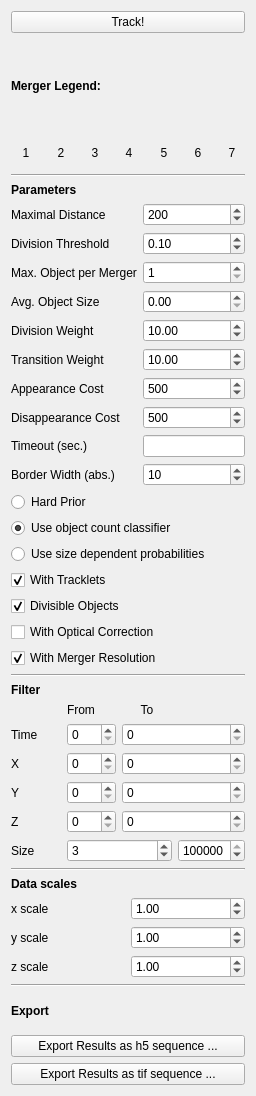
Above: ilastik/applets/tracking/conservation/drawer.ui from ilastik/ilastik before the change. Below: the same form after it.
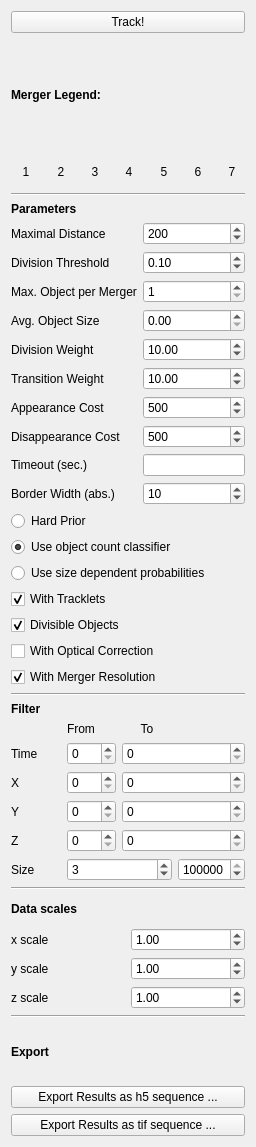
That is the form after the change.

```diff
--- a/ilastik/applets/tracking/conservation/drawer.ui
+++ b/ilastik/applets/tracking/conservation/drawer.ui
@@ -7,7 +7,7 @@
     <x>0</x>
     <y>0</y>
     <width>256</width>
-    <height>1096</height>
+    <height>1147</height>
    </rect>
   </property>
   <property name="sizePolicy">
```
Left out of the diff: 2 changed lines with no effect on the pictures.
